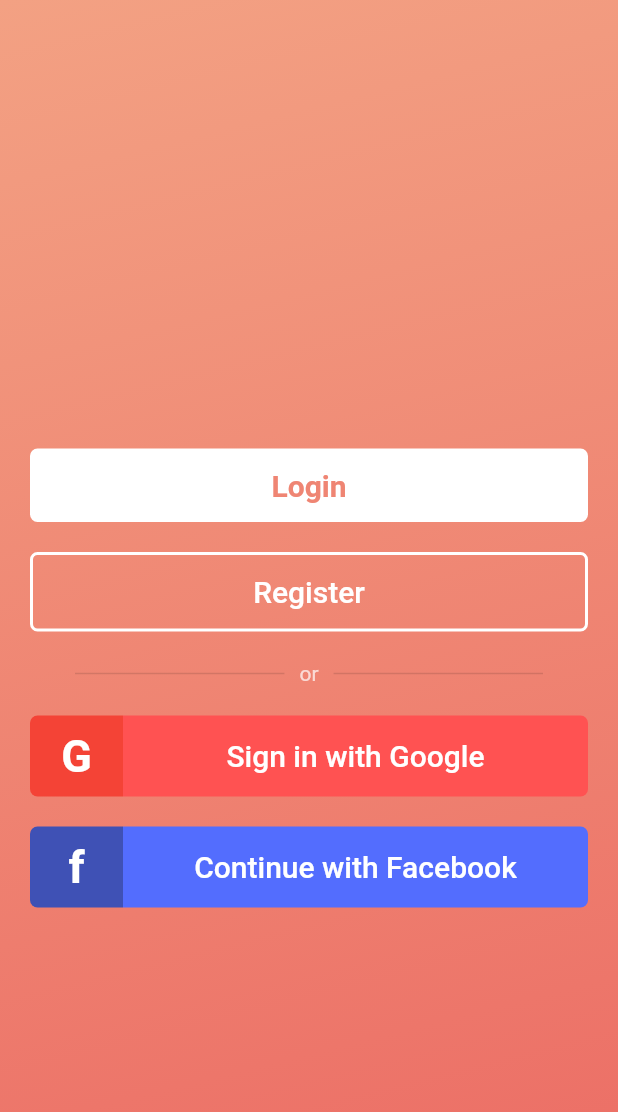
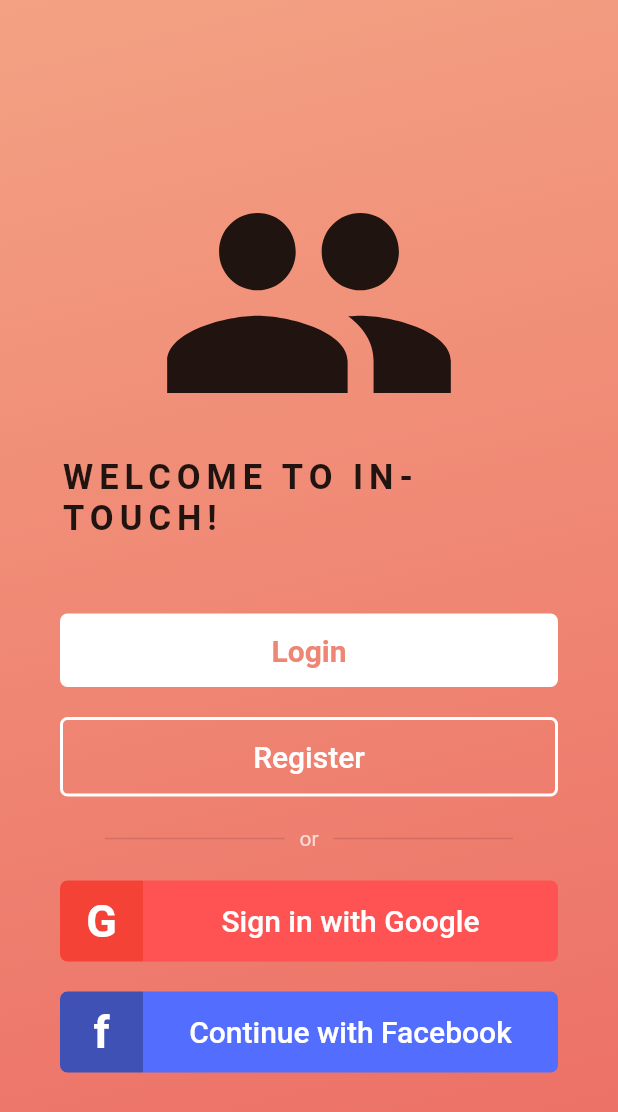
Before and after one commit to In-Touch-Hackathon/In-Touch-App, a Flutter app: the screen it shows after launch, on a phone screen of 412 x 824 dp. Shown: the top 1112 px of the screen. Run offline on Flutter 3.47's test engine with Material 2 defaults, Android fonts, the phone set to English and light mode, and no system bars.

Commit message:
Welcome screen header and transitions to login + signup.

```diff
--- a/lib/main.dart
+++ b/lib/main.dart
@@ -1,5 +1,5 @@
 import 'package:flutter/material.dart';
-import 'package:intouch/ui/welcome.dart';
+import 'package:intouch/ui/welcomePage.dart';
 
 void main() => runApp(InTouchApp());
 
--- a/lib/ui/welcome.dart
+++ b/lib/ui/welcomePage.dart
@@ -1,4 +1,7 @@
 import 'package:flutter/material.dart';
+import 'package:intouch/ui/signUpPage.dart';
+import 'package:intouch/ui/loginPage.dart';
+import 'package:intouch/utils/ScaleRoute.dart';
 
 class WelcomeScreen extends StatefulWidget {
   @override
@@ -9,10 +12,7 @@ class WelcomeScreenState extends State<WelcomeScreen> {
   @override
   Widget build(BuildContext context) {
     return Scaffold(
-      body: SingleChildScrollView(
-        child: Container(
-          padding: EdgeInsets.symmetric(horizontal: 20),
-          height: MediaQuery.of(context).size.height,
+      body: Container(
         decoration: BoxDecoration(
           gradient: LinearGradient(
               begin: Alignment.topLeft,
@@ -21,15 +21,18 @@ class WelcomeScreenState extends State<WelcomeScreen> {
                 Color(0xfff3a183),
                 Color(0xffec6f66),
               ]
-              )
+          ),
+        ),
+        child: Align(
+          child: Padding(
+            padding: const EdgeInsets.symmetric(
+                horizontal: 40
             ),
             child: Column(
+              mainAxisAlignment: MainAxisAlignment.center,
               crossAxisAlignment: CrossAxisAlignment.center,
-            mainAxisAlignment: MainAxisAlignment.center,
               children: <Widget>[
-              SizedBox(
-                height: 80,
-              ),
+                header(),
                 signInButton(),
                 signUpButton(),
                 divider(),
@@ -39,11 +42,45 @@ class WelcomeScreenState extends State<WelcomeScreen> {
             ),
           ),
         ),
+      ),
+    );
+  }
+
+  Widget header() {
+    final _media = MediaQuery.of(context).size;
+
+    return Center(
+        child: Column(
+            children: <Widget>[
+              Center(
+                child: Icon(
+                  Icons.group,
+                  size: _media.width / 2,
+                ),
+              ),
+              Text(
+                "WELCOME TO IN-TOUCH!",
+                style: TextStyle(
+                  letterSpacing: 4,
+                  fontWeight: FontWeight.bold,
+                  fontSize: 23,
+                ),
+              ),
+              SizedBox(
+                  height: 40
+              ),
+            ],
+        ),
     );
   }
 
   Widget signInButton() {
     return InkWell(
+      onTap: () {
+        Navigator.push(context,
+            ScaleRoute(widget: LoginPage())
+        );
+      },
       child: Container(
         margin: EdgeInsets.symmetric(vertical: 10),
         padding: EdgeInsets.symmetric(vertical: 13),
@@ -66,6 +103,11 @@ class WelcomeScreenState extends State<WelcomeScreen> {
 
   Widget signUpButton() {
     return InkWell(
+      onTap: () {
+        Navigator.push(context,
+          ScaleRoute(widget: SignUpPage())
+        );
+      },
       child: Container(
         padding: EdgeInsets.symmetric(vertical: 13),
         margin: EdgeInsets.symmetric(vertical: 10),
```
Also changed, not shown: lib/ui/loginPage.dart (added, +14 -0 lines), lib/ui/signUpPage.dart (added, +14 -0 lines), lib/utils/ScaleRoute.dart (added, +43 -0 lines). Lines whose indentation alone changed are shown as unchanged.
